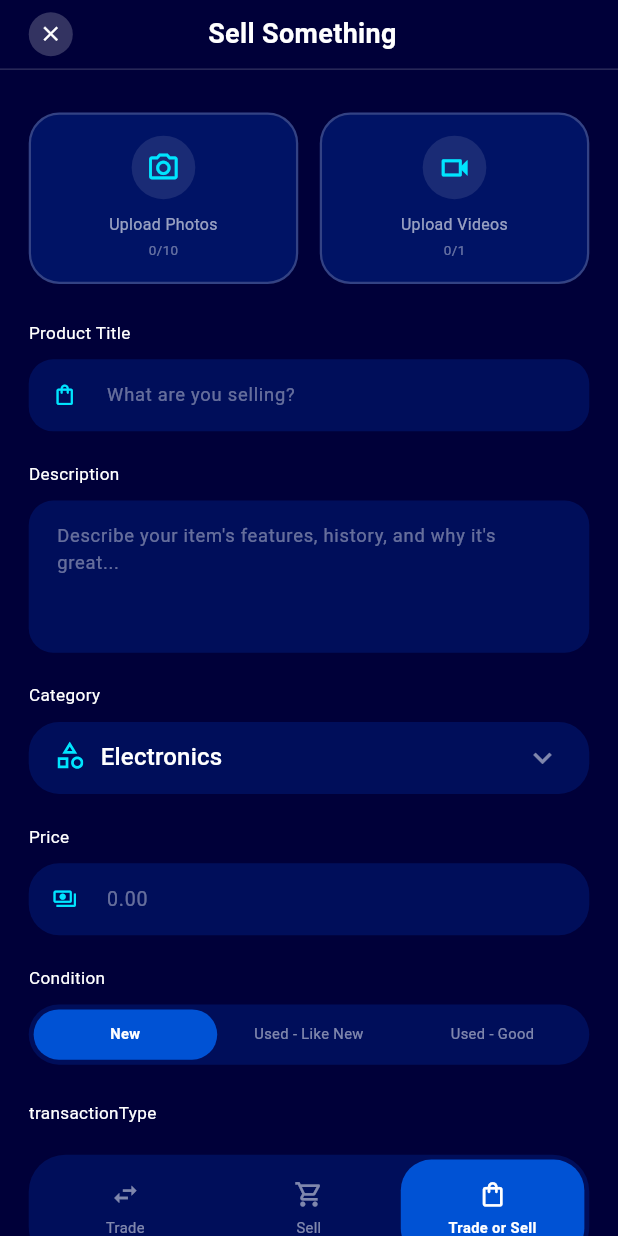
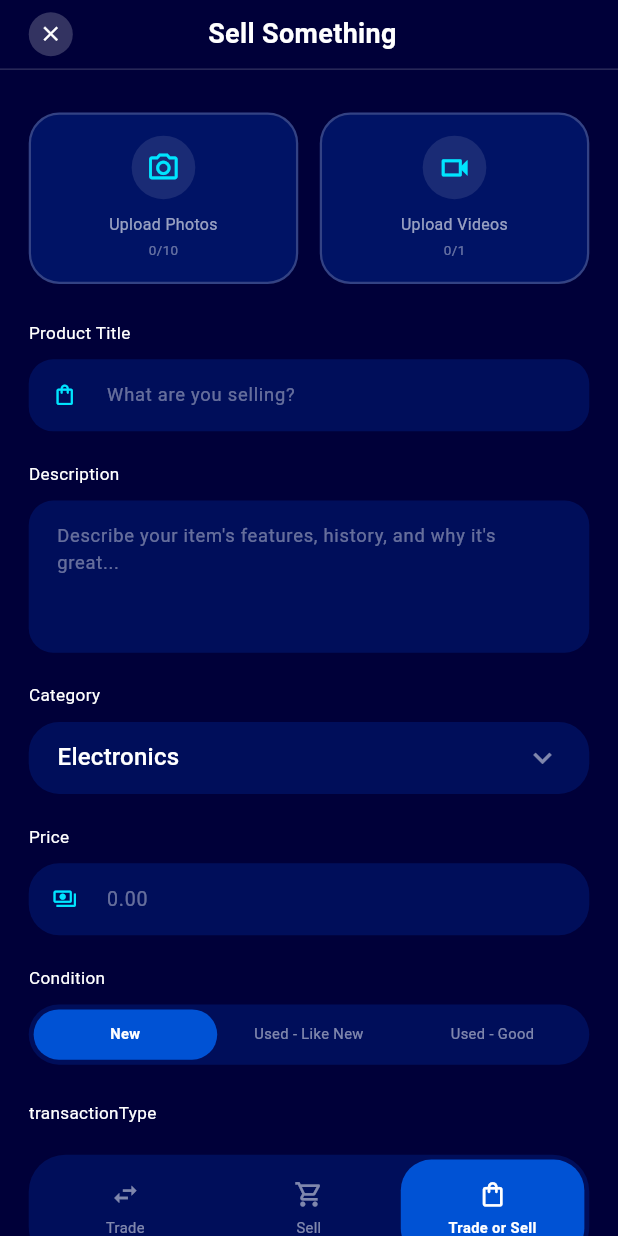
Before and after one commit to srsakilhossen302/Marketplace-apps---Bondi, a Flutter app: the SellScreen screen opened directly, on a phone screen of 412 x 824 dp. Run offline on Flutter 3.47's test engine with Material 3 defaults, Android fonts, the phone set to English and light mode, and no system bars; our stand-ins replace device_info_plus, flutter_screenutil, flutter_svg, get, image_picker, permission_handler and 2 more; accounts and stored records are empty.

Commit message:
feat: implement SellScreen UI and associated SellController for product listing creation

```diff
--- a/lib/View/Screen/Sell/view/sell_screen.dart
+++ b/lib/View/Screen/Sell/view/sell_screen.dart
@@ -379,20 +379,7 @@
             items: controller.categories.map((String value) {
               return DropdownMenuItem<String>(
                 value: value,
-                child: Row(
-                  children: [
-                    SvgPicture.asset(
-                      'assets/icons/Category-icons.svg',
-                      width: 18.w,
-                      colorFilter: const ColorFilter.mode(
-                        AppColors.accentColor,
-                        BlendMode.srcIn,
-                      ),
-                    ),
-                    SizedBox(width: 12.w),
-                    Text(value, style: const TextStyle(color: Colors.white)),
-                  ],
-                ),
+                child: Text(value, style: const TextStyle(color: Colors.white)),
               );
             }).toList(),
             onChanged: controller.updateCategory,
```
Also changed, not shown: lib/View/Screen/Sell/Controller/sell_controller.dart (+57 -3 lines).
